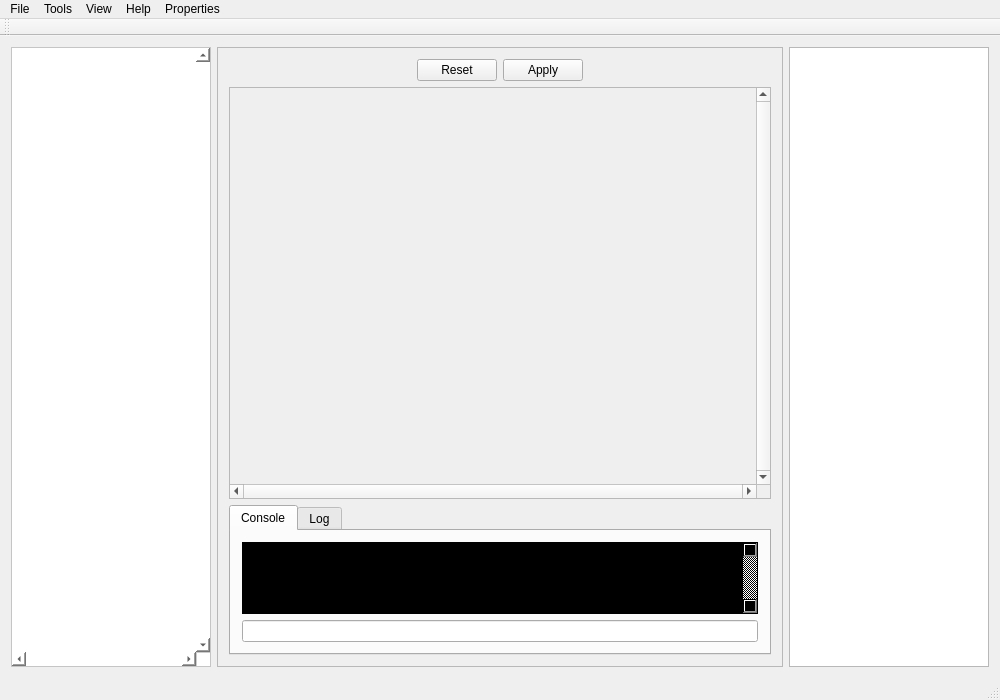
Old version of the form src_gui/mainwindow.ui in the repository tadasamantri/anise_gui.
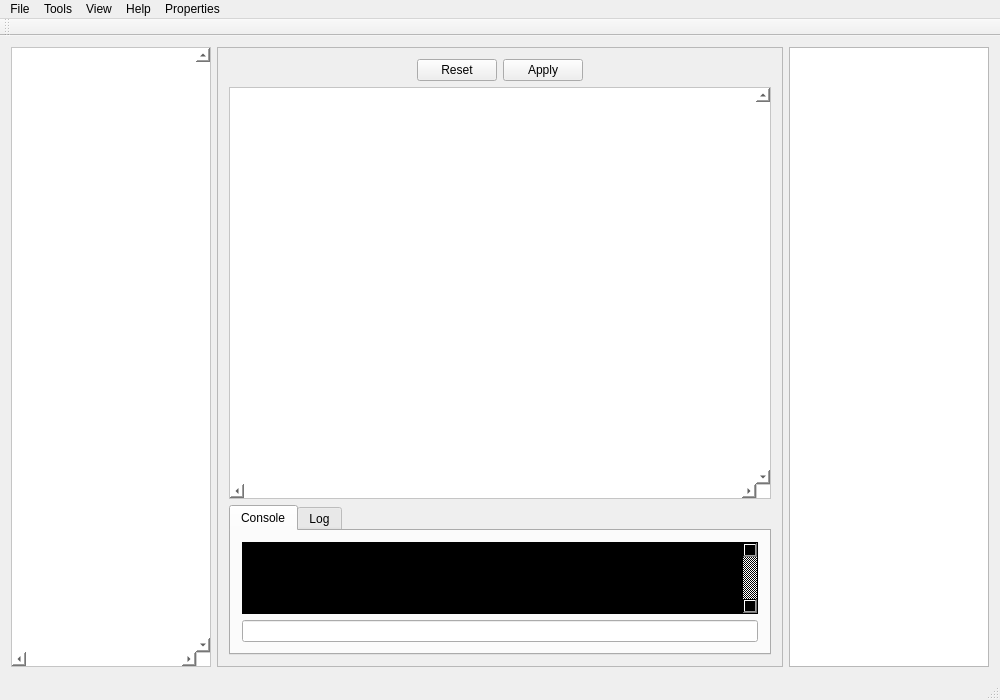
New version of the form.

Commit message: CentralFrame Hintergrundfarbe Weiß gegeben

The edit to the form file:
```diff
--- a/src_gui/mainwindow.ui
+++ b/src_gui/mainwindow.ui
@@ -95,6 +95,15 @@
            <height>300</height>
           </size>
          </property>
+         <property name="acceptDrops">
+          <bool>true</bool>
+         </property>
+         <property name="autoFillBackground">
+          <bool>false</bool>
+         </property>
+         <property name="styleSheet">
+          <string notr="true">background-color: rgb(255, 255, 255);</string>
+         </property>
          <property name="verticalScrollBarPolicy">
           <enum>Qt::ScrollBarAlwaysOn</enum>
          </property>
```
The commit also changes 1 other file.
